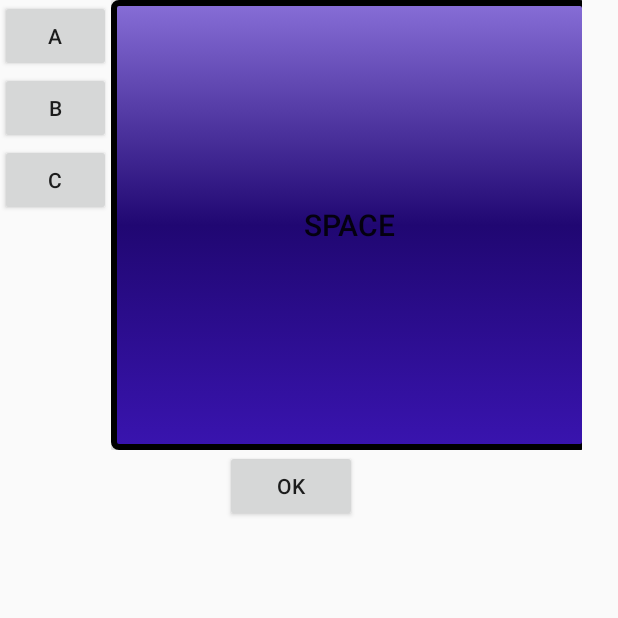
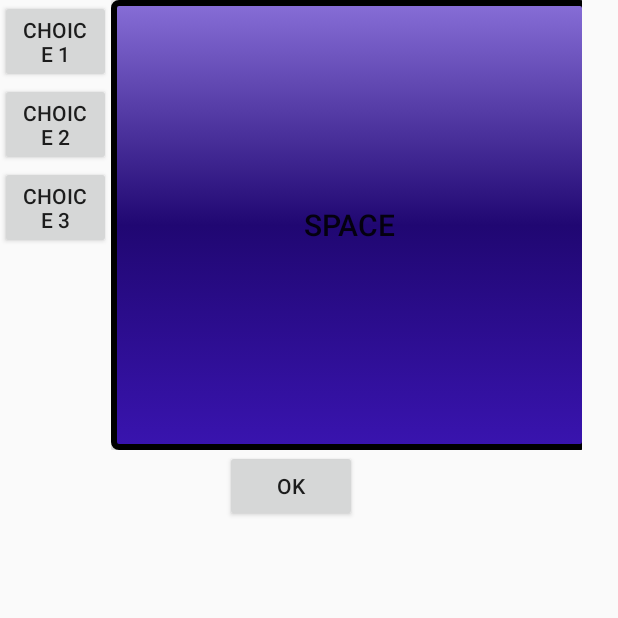
Before and after one commit to XJIE6/Android_Controller, an Android app: the MenuActivity screen opened directly, with no data from a screen before it, on a phone screen of 412 x 824 dp, the top half of it. Run offline under Robolectric (Android 15) with nearby library versions, the phone set to English and light mode, and no system bars.

Commit message:
Add support any count of choices, add to work

```diff
--- a/AndroidPK2/app/src/main/java/com/example/admin/androidpk/MenuActivity.java
+++ b/AndroidPK2/app/src/main/java/com/example/admin/androidpk/MenuActivity.java
@@ -23,6 +23,7 @@ import java.util.List;
 import java.util.Map;
 import java.util.Queue;
 import java.util.Vector;
+import java.util.zip.Inflater;
 
 /**
  * Created by Admin on 16.10.2015.
@@ -39,11 +40,25 @@ public class MenuActivity extends AppCompatActivity {
         String firstPart = "choice";
         while (++count > 0) {
             String curLayout = firstPart + count;
-            int curID = getResources().getIdentifier(curLayout, "layout", getApplicationContext().getPackageName());
+            final int curID = getResources().getIdentifier(curLayout, "layout", getApplicationContext().getPackageName());
             if (curID == 0) {
                 break;
-            } else {
+            } else if (findViewById(count) == null){
                 variatyLayoutsID.add(curID);
+                Button curButton = new Button(this);
+                curButton.setText("choice " + count);
+                curButton.setId(count);
+                mMenuChoiceLayout.addView(curButton);
+                final int curCount = count;
+                curButton.setOnClickListener(new View.OnClickListener() {
+                    @Override
+                    public void onClick(View v) {
+                        mPreviewFrameLayout.removeAllViews();
+                        LayoutInflater inflater = (LayoutInflater) getSystemService(Context.LAYOUT_INFLATER_SERVICE);
+                        inflater.inflate(curID, mPreviewFrameLayout);
+                        curSelection = curCount - 1;
+                    }
+                });
                 Log.d(TAG, curLayout);
             }
         }
@@ -97,30 +112,6 @@ public class MenuActivity extends AppCompatActivity {
         return super.onOptionsItemSelected(item);
     }
 
-    public void onClickA(View view) {
-        Log.d(TAG, "onClickA");
-        mPreviewFrameLayout.removeAllViews();
-        LayoutInflater inflater = (LayoutInflater)getSystemService(Context.LAYOUT_INFLATER_SERVICE);
-        inflater.inflate(variatyLayoutsID.get(0), mPreviewFrameLayout);
-        curSelection = 0;
-    }
-
-    public void onClickB(View view) {
-        mPreviewFrameLayout.removeAllViews();
-        Log.d(TAG, "onClickB");
-        LayoutInflater inflater = (LayoutInflater) getSystemService(Context.LAYOUT_INFLATER_SERVICE);
-        inflater.inflate(variatyLayoutsID.get(1), mPreviewFrameLayout);
-        curSelection = 1;
-    }
-
-    public void onClickC(View view) {
-        mPreviewFrameLayout.removeAllViews();
-        Log.d(TAG, "onClickC");
-        LayoutInflater inflater = (LayoutInflater) getSystemService(Context.LAYOUT_INFLATER_SERVICE);
-        inflater.inflate(variatyLayoutsID.get(2), mPreviewFrameLayout);
-        curSelection = 2;
-    }
-
     public void menuButtonOk(View view) {
         Intent intent = new Intent(this, PlayActivity.class);
         intent.putExtra("cur_layout", variatyLayoutsID.get(curSelection));
--- a/AndroidPK2/app/src/main/res/layout/activity_menu.xml
+++ b/AndroidPK2/app/src/main/res/layout/activity_menu.xml
@@ -17,24 +17,6 @@
             android:id="@+id/menu_choice_view"
             android:layout_height="wrap_content"
             android:layout_weight="0.03">
-            <Button
-                android:layout_width="wrap_content"
-                android:layout_height="wrap_content"
-                android:text="@string/A"
-                android:id="@+id/button_A"
-                android:onClick="onClickA" />
-            <Button
-                android:layout_width="wrap_content"
-                android:layout_height="wrap_content"
-                android:text="@string/B"
-                android:id="@+id/button_B"
-                android:onClick="onClickB" />
-            <Button
-                android:layout_width="wrap_content"
-                android:layout_height="wrap_content"
-                android:text="@string/C"
-                android:id="@+id/button_C"
-                android:onClick="onClickC" />
         </LinearLayout>
 
         <FrameLayout
```
